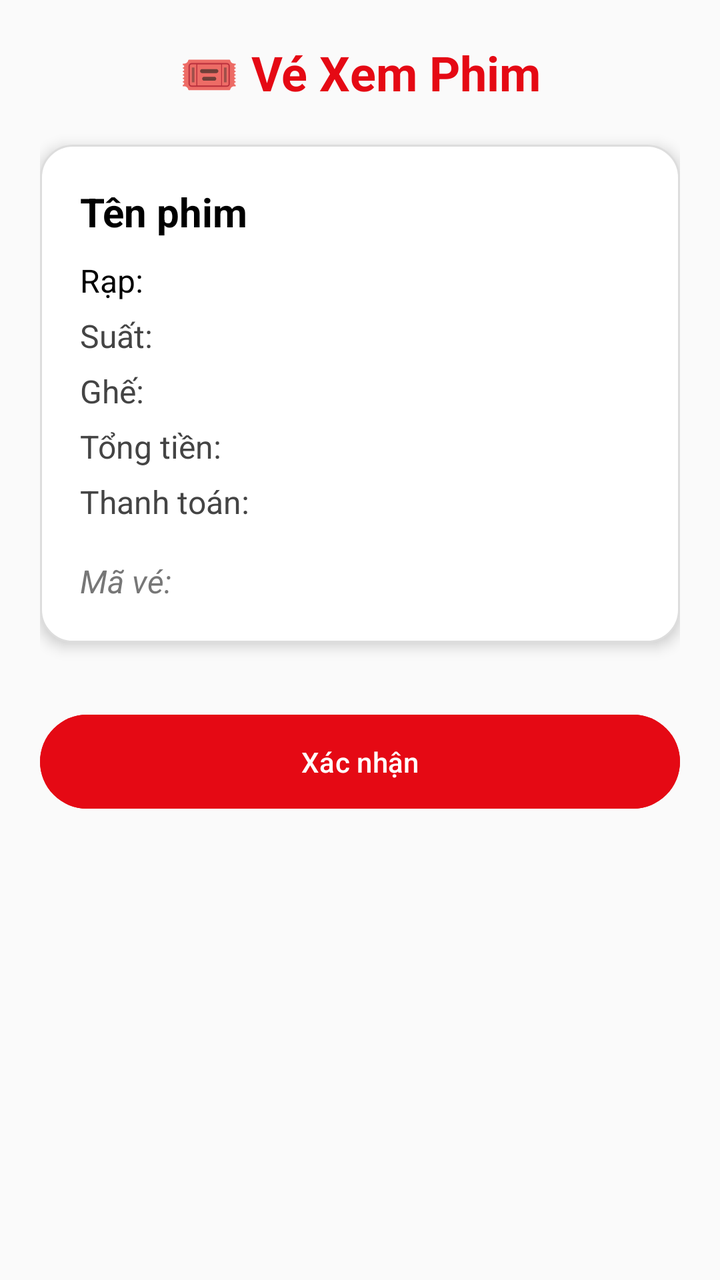
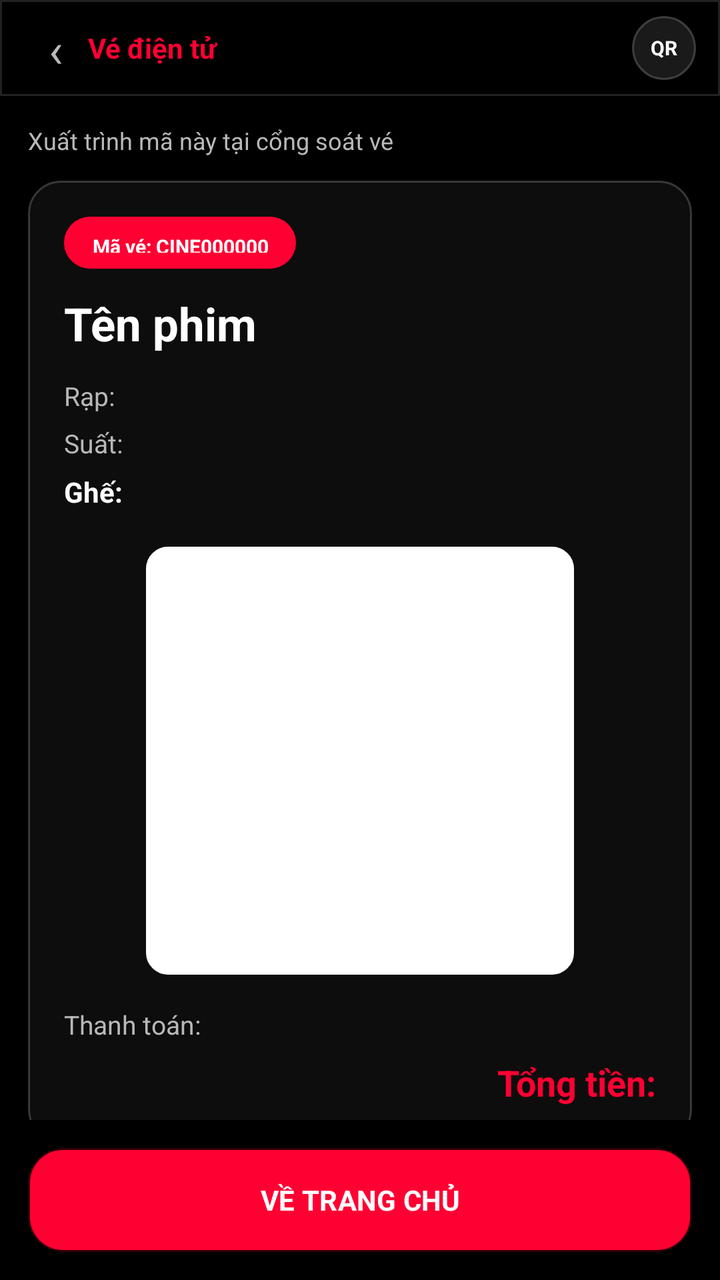

Compare the two renders of this Android layout. The source of the first and the diff that turns it into the second are given below.
<!-- AndroidManifest.xml: application theme Theme.BookingCinema -->
<!-- res/layout/activity_ticket_success.xml -->
<?xml version="1.0" encoding="utf-8"?>
<ScrollView xmlns:android="http://schemas.android.com/apk/res/android"
    android:layout_width="match_parent"
    android:layout_height="match_parent"
    android:background="#FAFAFA"
    android:padding="20dp">

    <LinearLayout
        android:layout_width="match_parent"
        android:layout_height="wrap_content"
        android:orientation="vertical"
        android:gravity="center_horizontal">

        
        <TextView
            android:text="🎟️ Vé Xem Phim"
            android:textSize="24sp"
            android:textStyle="bold"
            android:textColor="#E50914"
            android:layout_marginBottom="20dp"
            android:layout_width="wrap_content"
            android:layout_height="wrap_content" />

        
        <LinearLayout
            android:layout_width="match_parent"
            android:layout_height="wrap_content"
            android:orientation="vertical"
            android:background="@drawable/ticket_background"
            android:padding="20dp"
            android:elevation="4dp">

            <TextView
                android:id="@+id/tvMovieTitle"
                android:layout_width="match_parent"
                android:layout_height="wrap_content"
                android:text="Tên phim"
                android:textSize="20sp"
                android:textStyle="bold"
                android:textColor="#000000"
                android:layout_marginBottom="10dp" />

            <TextView
                android:id="@+id/tvCinema"
                android:layout_width="match_parent"
                android:layout_height="wrap_content"
                android:text="Rạp: "
                android:textSize="16sp"
                android:layout_marginBottom="6dp"
                android:textColor="#000000" />

            <TextView
                android:id="@+id/tvShowtime"
                android:layout_width="match_parent"
                android:layout_height="wrap_content"
                android:text="Suất: "
                android:textSize="16sp"
                android:layout_marginBottom="6dp"
                android:textColor="#444444" />

            <TextView
                android:id="@+id/tvSeat"
                android:layout_width="match_parent"
                android:layout_height="wrap_content"
                android:text="Ghế: "
                android:textSize="16sp"
                android:layout_marginBottom="6dp"
                android:textColor="#444444" />

            <TextView
                android:id="@+id/tvTotal"
                android:layout_width="match_parent"
                android:layout_height="wrap_content"
                android:text="Tổng tiền: "
                android:textSize="16sp"
                android:layout_marginBottom="6dp"
                android:textColor="#444444" />

            <TextView
                android:id="@+id/tvPaymentMethod"
                android:layout_width="match_parent"
                android:layout_height="wrap_content"
                android:text="Thanh toán: "
                android:textSize="16sp"
                android:layout_marginBottom="6dp"
                android:textColor="#444444" />

            <TextView
                android:id="@+id/tvTicketCode"
                android:layout_width="match_parent"
                android:layout_height="wrap_content"
                android:text="Mã vé: "
                android:textSize="16sp"
                android:textStyle="italic"
                android:textColor="#777777"
                android:layout_marginTop="12dp" />
        </LinearLayout>

        
        <Button
            android:id="@+id/btnConfirmTicket"
            android:layout_marginTop="32dp"
            android:layout_width="match_parent"
            android:layout_height="wrap_content"
            android:text="Xác nhận"
            android:backgroundTint="#E50914"
            android:textColor="#FFFFFF"
            android:padding="14dp" />

    </LinearLayout>
</ScrollView>
<!-- resources referenced by this layout -->
<resources>
  <!-- drawable ticket_background (drawable) -->
  <?xml version="1.0" encoding="utf-8"?>
  <shape xmlns:android="http://schemas.android.com/apk/res/android" android:shape="rectangle">
      <solid android:color="#FFFFFF" />
      <corners android:radius="16dp" />
      <stroke android:width="1dp" android:color="#DDDDDD"/>
      <padding android:left="12dp" android:top="12dp" android:right="12dp" android:bottom="12dp"/>
  </shape>
  <style name="Theme.BookingCinema" parent="Base.Theme.BookingCinema" />
  <style name="Base.Theme.BookingCinema" parent="Theme.Material3.DayNight.NoActionBar">
          
          
      </style>
</resources>

<!-- the commit's change to res/layout/activity_ticket_success.xml (unified diff, before → after) -->
@@ -1,111 +1,169 @@
 <?xml version="1.0" encoding="utf-8"?>
-<ScrollView xmlns:android="http://schemas.android.com/apk/res/android"
+<LinearLayout xmlns:android="http://schemas.android.com/apk/res/android"
     android:layout_width="match_parent"
     android:layout_height="match_parent"
-    android:background="#FAFAFA"
-    android:padding="20dp">
+    android:background="@color/cinema_bg"
+    android:orientation="vertical">
 
     <LinearLayout
         android:layout_width="match_parent"
-        android:layout_height="wrap_content"
-        android:orientation="vertical"
-        android:gravity="center_horizontal">
+        android:layout_height="48dp"
+        android:background="@drawable/bg_top_bar_luxe"
+        android:gravity="center_vertical"
+        android:orientation="horizontal"
+        android:paddingHorizontal="12dp">
 
-        
         <TextView
-            android:text="🎟️ Vé Xem Phim"
-            android:textSize="24sp"
-            android:textStyle="bold"
-            android:textColor="#E50914"
-            android:layout_marginBottom="20dp"
-            android:layout_width="wrap_content"
-            android:layout_height="wrap_content" />
+            android:layout_width="32dp"
+            android:layout_height="32dp"
+            android:gravity="center"
+            android:text="‹"
+            android:textColor="@color/cinema_text_muted"
+            android:textSize="24sp" />
 
-        
+        <TextView
+            android:layout_width="0dp"
+            android:layout_height="wrap_content"
+            android:layout_weight="1"
+            android:text="Vé điện tử"
+            android:textColor="@color/cinema_accent"
+            android:textSize="14sp"
+            android:textStyle="bold" />
+
+        <TextView
+            android:layout_width="32dp"
+            android:layout_height="32dp"
+            android:background="@drawable/bg_icon_circle_luxe"
+            android:gravity="center"
+            android:text="QR"
+            android:textColor="@color/cinema_text"
+            android:textSize="10sp"
+            android:textStyle="bold" />
+    </LinearLayout>
+
+    <ScrollView
+        android:layout_width="match_parent"
+        android:layout_height="0dp"
+        android:layout_weight="1"
+        android:fillViewport="true"
+        android:overScrollMode="never"
+        android:padding="14dp">
+
         <LinearLayout
             android:layout_width="match_parent"
             android:layout_height="wrap_content"
-            android:orientation="vertical"
-            android:background="@drawable/ticket_background"
-            android:padding="20dp"
-            android:elevation="4dp">
+            android:gravity="center_horizontal"
+            android:orientation="vertical">
 
             <TextView
-                android:id="@+id/tvMovieTitle"
                 android:layout_width="match_parent"
                 android:layout_height="wrap_content"
-                android:text="Tên phim"
-                android:textSize="20sp"
-                android:textStyle="bold"
-                android:textColor="#000000"
-                android:layout_marginBottom="10dp" />
+                android:text="Xuất trình mã này tại cổng soát vé"
+                android:textColor="@color/cinema_text_muted"
+                android:textSize="12sp" />
 
-            <TextView
-                android:id="@+id/tvCinema"
+            <LinearLayout
                 android:layout_width="match_parent"
                 android:layout_height="wrap_content"
-                android:text="Rạp: "
-                android:textSize="16sp"
-                android:layout_marginBottom="6dp"
-                android:textColor="#000000" />
+                android:layout_marginTop="12dp"
+                android:background="@drawable/ticket_background"
+                android:orientation="vertical"
+                android:padding="18dp">
 
-            <TextView
-                android:id="@+id/tvShowtime"
-                android:layout_width="match_parent"
-                android:layout_height="wrap_content"
-                android:text="Suất: "
-                android:textSize="16sp"
-                android:layout_marginBottom="6dp"
-                android:textColor="#444444" />
+                <TextView
+                    android:id="@+id/tvTicketCode"
+                    android:layout_width="wrap_content"
+                    android:layout_height="26dp"
+                    android:background="@drawable/bg_chip_selected"
+                    android:gravity="center"
+                    android:text="Mã vé: CINE000000"
+                    android:textColor="@color/white"
+                    android:textSize="10sp"
+                    android:textStyle="bold" />
 
-            <TextView
-                android:id="@+id/tvSeat"
-                android:layout_width="match_parent"
-                android:layout_height="wrap_content"
-                android:text="Ghế: "
-                android:textSize="16sp"
-                android:layout_marginBottom="6dp"
-                android:textColor="#444444" />
+                <TextView
+                    android:id="@+id/tvMovieTitle"
+                    android:layout_width="match_parent"
+                    android:layout_height="wrap_content"
+                    android:layout_marginTop="12dp"
+                    android:ellipsize="end"
+                    android:maxLines="2"
+                    android:text="Tên phim"
+                    android:textColor="@color/cinema_text"
+                    android:textSize="23sp"
+                    android:textStyle="bold" />
 
-            <TextView
-                android:id="@+id/tvTotal"
-                android:layout_width="match_parent"
-                android:layout_height="wrap_content"
-                android:text="Tổng tiền: "
-                android:textSize="16sp"
-                android:layout_marginBottom="6dp"
-                android:textColor="#444444" />
+                <TextView
+                    android:id="@+id/tvCinema"
+                    android:layout_width="match_parent"
+                    android:layout_height="wrap_content"
+                    android:layout_marginTop="12dp"
+                    android:text="Rạp:"
+                    android:textColor="@color/cinema_text_muted"
+                    android:textSize="13sp" />
 
-            <TextView
-                android:id="@+id/tvPaymentMethod"
-                android:layout_width="match_parent"
-                android:layout_height="wrap_content"
-                android:text="Thanh toán: "
-                android:textSize="16sp"
-                android:layout_marginBottom="6dp"
-                android:textColor="#444444" />
+                <TextView
+                    android:id="@+id/tvShowtime"
+                    android:layout_width="match_parent"
+                    android:layout_height="wrap_content"
+                    android:layout_marginTop="6dp"
+                    android:text="Suất:"
+                    android:textColor="@color/cinema_text_muted"
+                    android:textSize="13sp" />
 
-            <TextView
-                android:id="@+id/tvTicketCode"
-                android:layout_width="match_parent"
-                android:layout_height="wrap_content"
-                android:text="Mã vé: "
-                android:textSize="16sp"
-                android:textStyle="italic"
-                android:textColor="#777777"
-                android:layout_marginTop="12dp" />
+                <TextView
+                    android:id="@+id/tvSeat"
+                    android:layout_width="match_parent"
+                    android:layout_height="wrap_content"
+                    android:layout_marginTop="6dp"
+                    android:text="Ghế:"
+                    android:textColor="@color/cinema_text"
+                    android:textSize="14sp"
+                    android:textStyle="bold" />
+
+                <ImageView
+                    android:id="@+id/imgTicketQr"
+                    android:layout_width="214dp"
+                    android:layout_height="214dp"
+                    android:layout_gravity="center_horizontal"
+                    android:layout_marginTop="18dp"
+                    android:background="@drawable/bg_qr_frame"
+                    android:contentDescription="QR vé điện tử"
+                    android:padding="10dp" />
+
+                <TextView
+                    android:id="@+id/tvPaymentMethod"
+                    android:layout_width="match_parent"
+                    android:layout_height="wrap_content"
+                    android:layout_marginTop="16dp"
+                    android:text="Thanh toán:"
+                    android:textColor="@color/cinema_text_muted"
+                    android:textSize="13sp" />
+
+                <TextView
+                    android:id="@+id/tvTotal"
+                    android:layout_width="match_parent"
+                    android:layout_height="wrap_content"
+                    android:layout_marginTop="8dp"
+                    android:gravity="end"
+                    android:text="Tổng tiền:"
+                    android:textColor="@color/cinema_accent"
+                    android:textSize="18sp"
+                    android:textStyle="bold" />
+            </LinearLayout>
         </LinearLayout>
+    </ScrollView>
 
-        
-        <Button
-            android:id="@+id/btnConfirmTicket"
-            android:layout_marginTop="32dp"
-            android:layout_width="match_parent"
-            android:layout_height="wrap_content"
-            android:text="Xác nhận"
-            android:backgroundTint="#E50914"
-            android:textColor="#FFFFFF"
-            android:padding="14dp" />
-
-    </LinearLayout>
-</ScrollView>
+    <Button
+        android:id="@+id/btnConfirmTicket"
+        android:layout_width="match_parent"
+        android:layout_height="52dp"
+        android:layout_marginHorizontal="14dp"
+        android:layout_marginBottom="14dp"
+        android:background="@drawable/bg_button_neon"
+        android:text="VỀ TRANG CHỦ"
+        android:textAllCaps="true"
+        android:textColor="@color/white"
+        android:textSize="14sp"
+        android:textStyle="bold" />
+</LinearLayout>
<!-- resource entries referenced after the edit -->
@@ -1,17 +1,96 @@
 <!-- resources referenced by this layout -->
 <resources>
+  <color name="cinema_accent">#FF0033</color>
+  <color name="cinema_bg">#000000</color>
+  <color name="cinema_text">#FFFFFFFF</color>
+  <color name="cinema_text_muted">#B8B8B8</color>
+  <color name="white">#FFFFFFFF</color>
+  <!-- drawable bg_button_neon (drawable) -->
+  <?xml version="1.0" encoding="utf-8"?>
+  <layer-list xmlns:android="http://schemas.android.com/apk/res/android">
+      <item>
+          <shape>
+              <solid android:color="#33FF0033" />
+              <corners android:radius="18dp" />
+          </shape>
+      </item>
+      <item
+          android:left="1dp"
+          android:top="1dp"
+          android:right="1dp"
+          android:bottom="1dp">
+          <shape>
+              <solid android:color="#FF0033" />
+              <stroke
+                  android:width="1dp"
+                  android:color="#FFFF5C78" />
+              <corners android:radius="16dp" />
+              <padding
+                  android:left="18dp"
+                  android:top="12dp"
+                  android:right="18dp"
+                  android:bottom="12dp" />
+          </shape>
+      </item>
+  </layer-list>
+  <!-- drawable bg_chip_selected (drawable) -->
+  <?xml version="1.0" encoding="utf-8"?>
+  <shape xmlns:android="http://schemas.android.com/apk/res/android">
+      <solid android:color="#FF0033" />
+      <corners android:radius="999dp" />
+      <padding android:left="14dp" android:top="8dp" android:right="14dp" android:bottom="8dp" />
+  </shape>
+  <!-- drawable bg_icon_circle_luxe (drawable) -->
+  <?xml version="1.0" encoding="utf-8"?>
+  <shape xmlns:android="http://schemas.android.com/apk/res/android"
+      android:shape="oval">
+      <solid android:color="#1AFFFFFF" />
+      <stroke
+          android:width="1dp"
+          android:color="#33FFFFFF" />
+  </shape>
+  <!-- drawable bg_qr_frame (drawable) -->
+  <?xml version="1.0" encoding="utf-8"?>
+  <shape xmlns:android="http://schemas.android.com/apk/res/android">
+      <solid android:color="#FFFFFFFF" />
+      <stroke android:width="6dp" android:color="#FFFFFFFF" />
+      <corners android:radius="8dp" />
+  </shape>
+  <!-- drawable bg_top_bar_luxe (drawable) -->
+  <?xml version="1.0" encoding="utf-8"?>
+  <shape xmlns:android="http://schemas.android.com/apk/res/android">
+      <solid android:color="#000000" />
+      <stroke
+          android:width="1dp"
+          android:color="#22FFFFFF" />
+  </shape>
   <!-- drawable ticket_background (drawable) -->
   <?xml version="1.0" encoding="utf-8"?>
-  <shape xmlns:android="http://schemas.android.com/apk/res/android" android:shape="rectangle">
-      <solid android:color="#FFFFFF" />
+  <shape xmlns:android="http://schemas.android.com/apk/res/android"
+      android:shape="rectangle">
+      <solid android:color="#0D0D0D" />
       <corners android:radius="16dp" />
-      <stroke android:width="1dp" android:color="#DDDDDD"/>
-      <padding android:left="12dp" android:top="12dp" android:right="12dp" android:bottom="12dp"/>
+      <stroke
+          android:width="1dp"
+          android:color="#33FFFFFF" />
+      <padding
+          android:left="12dp"
+          android:top="12dp"
+          android:right="12dp"
+          android:bottom="12dp" />
   </shape>
   <style name="Theme.BookingCinema" parent="Base.Theme.BookingCinema" />
   <style name="Base.Theme.BookingCinema" parent="Theme.Material3.DayNight.NoActionBar">
-          
-          
+          <item name="android:fontFamily">sans-serif</item>
+          <item name="fontFamily">sans-serif</item>
+          <item name="android:windowLightStatusBar">false</item>
+          <item name="android:statusBarColor">@color/cinema_bg</item>
+          <item name="android:navigationBarColor">@color/cinema_bg</item>
+          <item name="android:windowNoTitle">true</item>
+          <item name="colorPrimary">@color/cinema_accent</item>
+          <item name="colorSecondary">@color/cinema_accent</item>
+          <item name="colorSurface">@color/cinema_panel</item>
       </style>
+  <color name="cinema_panel">#0D0D0D</color>
 </resources>
 
